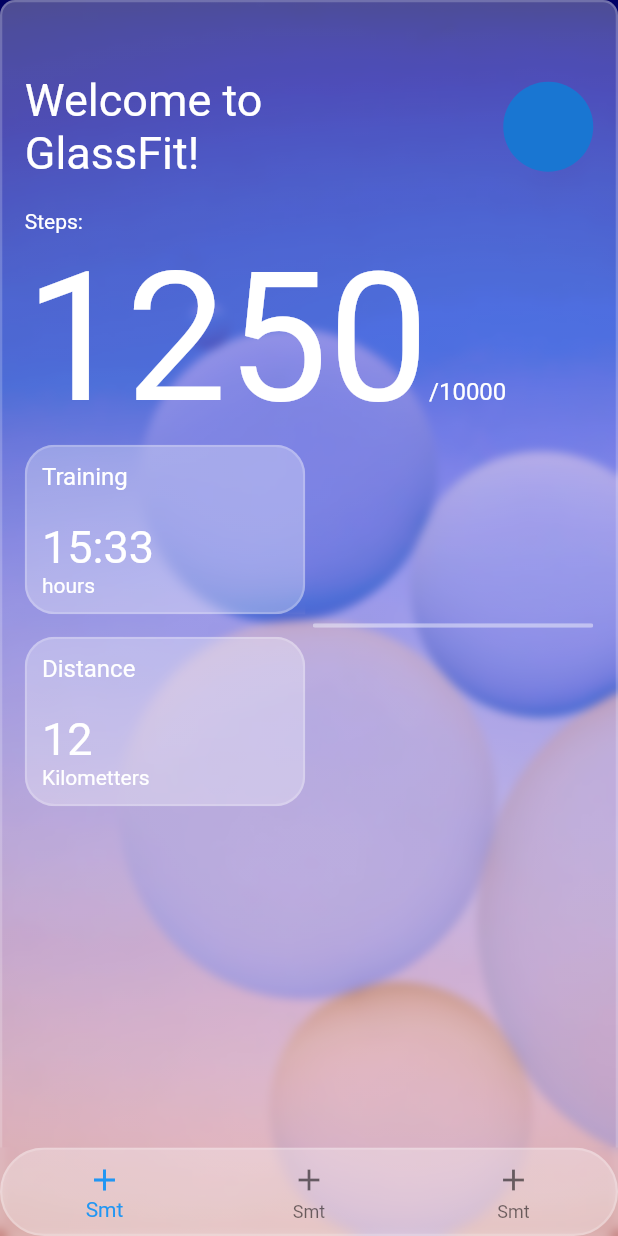
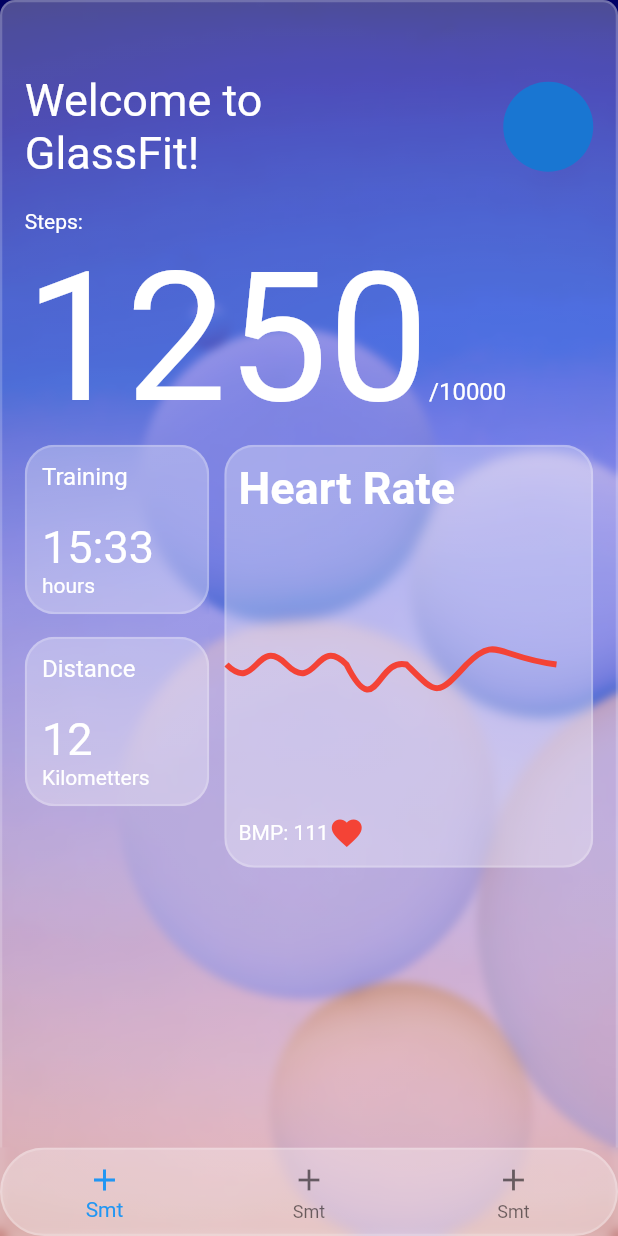
Before and after one commit to Xsidelight/glassmorphism_flutter, a Flutter app: the screen it shows after launch, on a phone screen of 412 x 824 dp. Run offline on Flutter 3.47's test engine with Material 2 defaults, Android fonts, the phone set to English and light mode, and no system bars.

Commit message:
Added ChartPainter

```diff
--- a/lib/ui/screens/home_screen.dart
+++ b/lib/ui/screens/home_screen.dart
@@ -2,6 +2,7 @@ import 'package:flutter/material.dart';
 import 'package:glassmorphism_flutter/ui/widgets/glass.dart';
 import 'package:glassmorphism_flutter/ui/widgets/glass_container.dart';
 import 'package:glassmorphism_flutter/ui/widgets/hs_glass_card.dart';
+import 'package:glassmorphism_flutter/ui/widgets/path_painter.dart';
 
 class HomeScreen extends StatelessWidget {
   const HomeScreen({Key? key}) : super(key: key);
@@ -65,6 +66,7 @@ class HomeScreen extends StatelessWidget {
                     ],
                   ),
                   Row(
+                    crossAxisAlignment: CrossAxisAlignment.start,
                     children: [
                       Expanded(
                         flex: 1,
@@ -85,11 +87,48 @@ class HomeScreen extends StatelessWidget {
                         ),
                       ),
                       const SizedBox(
-                        width: 5,
+                        width: 10,
                       ),
                       Expanded(
+                        flex: 2,
                         child: GlassContainer(
-                          child: Container(),
+                          child: Padding(
+                            padding: const EdgeInsets.symmetric(vertical: 10.0),
+                            child: Column(
+                              crossAxisAlignment: CrossAxisAlignment.start,
+                              children: [
+                                const Padding(
+                                  padding: EdgeInsets.only(left: 8.0),
+                                  child: Text(
+                                    'Heart Rate',
+                                    style: TextStyle(
+                                      fontWeight: FontWeight.bold,
+                                      fontSize: 30,
+                                    ),
+                                  ),
+                                ),
+                                SizedBox(
+                                  height: 200,
+                                  width: double.infinity,
+                                  child: CustomPaint(
+                                    painter: ChartPainter(),
+                                  ),
+                                ),
+                                Padding(
+                                  padding: const EdgeInsets.only(left: 8.0),
+                                  child: Row(
+                                    children: const [
+                                      Text('BMP: 111'),
+                                      Icon(
+                                        Icons.favorite,
+                                        color: Colors.red,
+                                      ),
+                                    ],
+                                  ),
+                                ),
+                              ],
+                            ),
+                          ),
                         ),
                       ),
                     ],
```
Also changed, not shown: lib/ui/widgets/path_painter.dart (added, +25 -0 lines).
